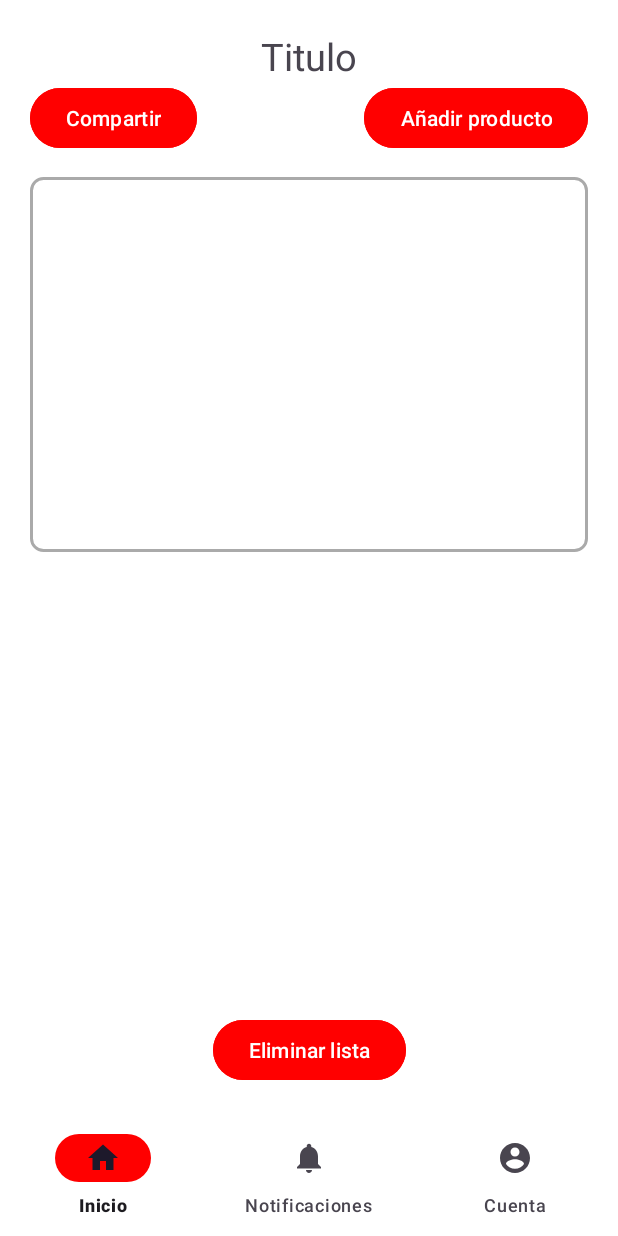
After one commit to AritzAyensa/Proyecto_DAM_Aritz_Ayensa, an Android app: the VistaListaFragment screen opened through its navigation route, on a phone screen of 412 x 824 dp. The commit adds this screen. Run offline under Robolectric (Android 15) with nearby library versions, the phone set to English and light mode, and no system bars; our stand-ins replace Firebase (no records; nobody signed in at launch, a user with empty details on screens opened directly), navigation-ui; 1 statement that could not run was skipped.

Commit message:
base para vista lista

```diff
--- /dev/null
+++ b/app/src/main/java/com/example/proyecto_dam_aritz_ayensa/activities/VistaListaFragment.kt
@@ -0,0 +1,121 @@
+package com.example.proyecto_dam_aritz_ayensa.activities
+
+import android.os.Bundle
+import android.util.Log
+import androidx.fragment.app.Fragment
+import android.view.LayoutInflater
+import android.view.View
+import android.view.ViewGroup
+import android.widget.Button
+import android.widget.EditText
+import android.widget.ImageButton
+import android.widget.PopupMenu
+import android.widget.TextView
+import androidx.lifecycle.lifecycleScope
+import com.example.proyecto_dam_aritz_ayensa.R
+import com.example.proyecto_dam_aritz_ayensa.databinding.FragmentCrearListaBinding
+import com.example.proyecto_dam_aritz_ayensa.databinding.FragmentVistaListaBinding
+import com.example.proyecto_dam_aritz_ayensa.model.dao.ListaDAO
+import com.example.proyecto_dam_aritz_ayensa.model.dao.UsuarioDAO
+import com.example.proyecto_dam_aritz_ayensa.model.entity.Lista
+import com.example.proyecto_dam_aritz_ayensa.model.service.ListaService
+import com.example.proyecto_dam_aritz_ayensa.model.service.UsuarioService
+import com.example.proyecto_dam_aritz_ayensa.utils.SessionManager
+import kotlinx.coroutines.launch
+
+
+class VistaListaFragment : Fragment() {
+
+    private var _binding: FragmentVistaListaBinding? = null
+    private val binding get() = _binding!!
+
+
+    lateinit var buttonAñadirProducto : Button
+    lateinit var buttonCompartirLista : Button
+    lateinit var buttonEliminarLista : Button
+
+
+    private lateinit var tvTituloLista: TextView
+    private lateinit var lista: Lista
+
+    private lateinit var idLista: String
+
+
+    private lateinit var listaService: ListaService
+    private lateinit var usuarioService: UsuarioService
+    private lateinit var sessionManager: SessionManager
+    override fun onCreateView(
+        inflater: LayoutInflater,
+        container: ViewGroup?,
+        savedInstanceState: Bundle?
+    ): View {
+        _binding = FragmentVistaListaBinding.inflate(inflater, container, false)
+
+        listaService = ListaService(ListaDAO())
+        usuarioService = UsuarioService(UsuarioDAO())
+        sessionManager = SessionManager(requireContext())
+
+        //Obtener el id de la lista
+        arguments?.let {
+            idLista = it.getString("idLista").toString()
+        }
+
+        tvTituloLista = binding.vistaListaTvTitulo
+
+        cargarLista()
+        cargarBotones()
+
+
+
+        return binding.root
+    }
+
+    private fun cargarBotones() {
+        buttonAñadirProducto = binding.btnAnadirProducto
+        if (buttonAñadirProducto != null) {
+            buttonAñadirProducto.setOnClickListener {
+                añadirProducto()
+            }
+        }
+
+        buttonCompartirLista = binding.btnCompartirLista
+        if (buttonCompartirLista != null) {
+            buttonCompartirLista.setOnClickListener {
+                compartirLista()
+            }
+        }
+
+        buttonEliminarLista = binding.btnEliminarLista
+        if (buttonEliminarLista != null) {
+            buttonEliminarLista.setOnClickListener {
+                eliminarLista()
+            }
+        }
+    }
+
+    private fun compartirLista() {
+
+    }
+    private fun eliminarLista() {
+
+    }
+
+    private fun añadirProducto() {
+
+    }
+
+    private fun cargarLista() {
+        lifecycleScope.launch {
+            lista = listaService.getListaById(idLista)!!
+            actualizarVista()
+        }
+    }
+
+    private fun actualizarVista() {
+        tvTituloLista.text = lista.titulo
+    }
+    override fun onDestroyView() {
+        super.onDestroyView()
+        _binding = null
+    }
+}
--- a/app/src/main/java/com/example/proyecto_dam_aritz_ayensa/activities/ui/dashboard/CuentaFragment.kt
+++ b/app/src/main/java/com/example/proyecto_dam_aritz_ayensa/activities/ui/cuenta/CuentaFragment.kt
@@ -1,4 +1,4 @@
-package com.example.proyecto_dam_aritz_ayensa.activities.ui.dashboard
+package com.example.proyecto_dam_aritz_ayensa.activities.ui.cuenta
 
 import android.content.Intent
 import android.os.Bundle
@@ -9,10 +9,7 @@ import android.view.ViewGroup
 import android.widget.Button
 import android.widget.ImageButton
 import android.widget.TextView
-import android.widget.Toast
 import androidx.fragment.app.Fragment
-import androidx.lifecycle.ViewModelProvider
-import com.example.proyecto_dam_aritz_ayensa.R
 import com.example.proyecto_dam_aritz_ayensa.activities.EditarPerfilActivity
 import com.example.proyecto_dam_aritz_ayensa.activities.LoginActivity
 import com.example.proyecto_dam_aritz_ayensa.databinding.FragmentCuentaBinding
--- a/app/src/main/java/com/example/proyecto_dam_aritz_ayensa/activities/ui/inicio/InicioFragment.kt
+++ b/app/src/main/java/com/example/proyecto_dam_aritz_ayensa/activities/ui/inicio/InicioFragment.kt
@@ -71,6 +71,13 @@ class InicioFragment : Fragment() {
     private fun abrirAñadirLista() {
         findNavController().navigate(R.id.action_inicioFragment_to_crearListaFragment)
     }
+
+    private fun abrirLista(idLista : String) {
+        val bundle = Bundle().apply {
+            putString("idLista", idLista)
+        }
+        findNavController().navigate(R.id.action_inicioFragment_to_vistaListaFragment, bundle)
+    }
     private fun cargarBotones() {
         buttonRecargarMisListas = binding.inicioBtnRecargarListas
         if (buttonRecargarMisListas != null) {
@@ -102,8 +109,7 @@ class InicioFragment : Fragment() {
             Log.i("Inicio", misListas.size.toString())
             Log.i("Numero listas", usuarioService.getMisListasSizeByIdUsuario(sessionManager.getUserId().toString()).toString())
             adapter = ListaAdapter(misListas) { lista ->
-                // Maneja clics en los elementos
-                Toast.makeText(context, "Clic en: ${lista.titulo}", Toast.LENGTH_SHORT).show()
+                abrirLista(lista.id)
             }
             recyclerViewMisListas.adapter = adapter
         }
@@ -118,8 +124,7 @@ class InicioFragment : Fragment() {
             Log.i("Inicio", listasCompartidas.size.toString())
             Log.i("Numero listas", usuarioService.getMisListasSizeByIdUsuario(sessionManager.getUserId().toString()).toString())
             adapter = ListaAdapter(listasCompartidas) { lista ->
-                // Maneja clics en los elementos
-                Toast.makeText(context, "Clic en: ${lista.titulo}", Toast.LENGTH_SHORT).show()
+                abrirLista(lista.id)
             }
 
             recyclerViewListasCompartidas.adapter = adapter
@@ -131,6 +136,5 @@ class InicioFragment : Fragment() {
         _binding = null
     }
 
-    fun recargarMisListas(view: View) {}
 
 }
--- a/app/src/main/java/com/example/proyecto_dam_aritz_ayensa/adapters/ListaAdapter.kt
+++ b/app/src/main/java/com/example/proyecto_dam_aritz_ayensa/adapters/ListaAdapter.kt
@@ -13,7 +13,7 @@ import com.example.proyecto_dam_aritz_ayensa.model.entity.Lista
 class ListaAdapter(
     private val listas: List<Lista>,
     private val onItemClick: (Lista) -> Unit
-) : RecyclerView.Adapter<RecyclerView.ViewHolder>() { // <-- Cambia a ViewHolder genérico
+) : RecyclerView.Adapter<RecyclerView.ViewHolder>() {
 
     // Constantes para tipos de vista
     private companion object {
--- a/app/src/main/java/com/example/proyecto_dam_aritz_ayensa/model/dao/ListaDAO.kt
+++ b/app/src/main/java/com/example/proyecto_dam_aritz_ayensa/model/dao/ListaDAO.kt
@@ -66,6 +66,30 @@ class ListaDAO {
         }
 
         return listas
+    }
+
+    suspend fun getListaById(idLista: String): Lista? {
+        if (idLista.isBlank()) return null
+
+        return try {
+            val document = listasCollection.document(idLista).get().await()
+
+            if (document.exists()) {
+                Lista(
+                    id = document.getString("id") ?: "",
+                    titulo = document.getString("titulo") ?: "", // Corregido de "nombre" a "titulo"
+                    descripcion = document.getString("descripcion") ?: "",
+                    color = document.getString("color") ?: "#FFFFFF",
+                    idCreador = document.getString("idCreador") ?: "",
+                    idsUsuariosCompartidos = document.get("idsUsuariosCompartidos") as? List<String> ?: emptyList()
+                )
+            } else {
+                null
+            }
+        } catch (e: Exception) {
+            Log.e("Firestore", "Error getting lista", e)
+            null
+        }
     }
 
     /**
--- a/app/src/main/java/com/example/proyecto_dam_aritz_ayensa/model/entity/Lista.kt
+++ b/app/src/main/java/com/example/proyecto_dam_aritz_ayensa/model/entity/Lista.kt
@@ -6,5 +6,5 @@ data class Lista (
     var descripcion: String = "",
     var color: String = "",
     var idCreador: String = "",
-    var idsUsuariosCompartidos: Array<String> = emptyArray<String>()
+    var idsUsuariosCompartidos: List<String> = emptyList()
 )
--- a/app/src/main/java/com/example/proyecto_dam_aritz_ayensa/model/service/ListaService.kt
+++ b/app/src/main/java/com/example/proyecto_dam_aritz_ayensa/model/service/ListaService.kt
@@ -25,6 +25,10 @@ class ListaService(private val listaDAO: ListaDAO) {
      */
     suspend fun saveLista(lista: Lista):String {
         return listaDAO.saveLista(lista)
+    }
+
+    suspend fun getListaById(idLista: String) : Lista? {
+        return listaDAO.getListaById(idLista)
     }
 
     suspend fun getMisListasByUsuarioId(idListas: List<String>):List<Lista> {
--- a/app/src/main/res/layout/fragment_cuenta.xml
+++ b/app/src/main/res/layout/fragment_cuenta.xml
@@ -4,7 +4,7 @@
     xmlns:tools="http://schemas.android.com/tools"
     android:layout_width="match_parent"
     android:layout_height="match_parent"
-    tools:context=".activities.ui.dashboard.CuentaFragment">
+    tools:context=".activities.ui.cuenta.CuentaFragment">
 
     <!-- Imagen de perfil -->
     <TextView
--- /dev/null
+++ b/app/src/main/res/layout/fragment_vista_lista.xml
@@ -0,0 +1,78 @@
+<?xml version="1.0" encoding="utf-8"?>
+<FrameLayout xmlns:android="http://schemas.android.com/apk/res/android"
+    xmlns:tools="http://schemas.android.com/tools"
+    android:layout_width="match_parent"
+    android:layout_height="match_parent"
+    xmlns:app="http://schemas.android.com/apk/res-auto"
+    tools:context=".activities.VistaListaFragment">
+    <androidx.constraintlayout.widget.ConstraintLayout
+        android:id="@+id/vista_lista_cl"
+        android:layout_width="match_parent"
+        android:layout_height="match_parent"
+        android:paddingBottom="100sp"
+        android:paddingEnd="20sp"
+        android:paddingStart="20sp"
+        android:paddingTop="20sp"
+        >
+        <TextView
+            android:id="@+id/vista_lista_tv_titulo"
+            android:layout_width="match_parent"
+            android:layout_height="wrap_content"
+            android:text="@string/vista_lista_tv_titulo"
+            android:textAlignment="center"
+            android:textSize="25sp"
+
+            app:layout_constraintStart_toStartOf="parent"
+            app:layout_constraintEnd_toEndOf="parent"
+
+            tools:ignore="MissingConstraints" />
+        <androidx.constraintlayout.widget.ConstraintLayout
+            android:id="@+id/vista_lista_cc_botones"
+            android:layout_width="match_parent"
+            android:layout_height="wrap_content"
+            app:layout_constraintTop_toBottomOf="@id/vista_lista_tv_titulo"
+
+            tools:ignore="MissingConstraints"
+            >
+            <Button
+                android:id="@+id/btnCompartirLista"
+                android:layout_width="50pt"
+                android:layout_height="wrap_content"
+                android:text="@string/vista_lista_btn_compartir_lista"
+                style="@style/ButtonAccept"
+                app:layout_constraintStart_toStartOf="parent"
+                />
+            <Button
+                android:id="@+id/btnAnadirProducto"
+                android:layout_width="wrap_content"
+                android:layout_height="wrap_content"
+                android:text="@string/vista_lista_btn_añadirProducto"
+                app:layout_constraintEnd_toEndOf="parent"
+                style="@style/ButtonAccept"
+                />
+        </androidx.constraintlayout.widget.ConstraintLayout>
+
+        <androidx.recyclerview.widget.RecyclerView
+            android:id="@+id/recycler_productos"
+            android:layout_width="match_parent"
+            android:layout_height="250sp"
+            android:layout_marginTop="15dp"
+            android:background="@drawable/edittext_border"
+            app:layout_constraintEnd_toEndOf="parent"
+            app:flow_maxElementsWrap="4"
+            app:layout_constraintTop_toBottomOf="@id/vista_lista_cc_botones"/>
+
+
+        <Button
+            android:id="@+id/btnEliminarLista"
+            android:layout_width="wrap_content"
+            android:layout_height="wrap_content"
+            android:text="@string/vista_lista_btn_eliminar_lista"
+            app:layout_constraintBottom_toBottomOf="parent"
+            app:layout_constraintStart_toStartOf="parent"
+            app:layout_constraintEnd_toEndOf="parent"
+            style="@style/ButtonAccept"
+            />
+
+    </androidx.constraintlayout.widget.ConstraintLayout>
+</FrameLayout>
--- a/app/src/main/res/navigation/mobile_navigation.xml
+++ b/app/src/main/res/navigation/mobile_navigation.xml
@@ -14,6 +14,9 @@
         <action
             android:id="@+id/action_inicioFragment_to_crearListaFragment"
             app:destination="@id/navigation_crear_lista" />
+        <action
+            android:id="@+id/action_inicioFragment_to_vistaListaFragment"
+            app:destination="@id/navigation_vista_lista" />
     </fragment>
     <fragment
         android:id="@+id/navigation_notifications"
@@ -22,7 +25,7 @@
         tools:layout="@layout/fragment_notifications" />
     <fragment
         android:id="@+id/navigation_cuenta"
-        android:name="com.example.proyecto_dam_aritz_ayensa.activities.ui.dashboard.CuentaFragment"
+        android:name="com.example.proyecto_dam_aritz_ayensa.activities.ui.cuenta.CuentaFragment"
         android:label="@string/title_cuenta"
         tools:layout="@layout/fragment_cuenta" />
 
@@ -40,5 +43,19 @@
 
     </fragment>
 
+    <fragment
+        android:id="@+id/navigation_vista_lista"
+        android:name="com.example.proyecto_dam_aritz_ayensa.activities.VistaListaFragment"
+        android:label="@string/title_vista_lista"
+        tools:layout="@layout/fragment_vista_lista"
+        >
+        <action
+            android:id="@+id/action_vista_listaFragment_to_inicioFragment"
+            app:destination="@id/navigation_inicio"
+            app:popUpTo="@id/navigation_inicio"
+            app:popUpToInclusive="false" />
+
+    </fragment>
+
 
 </navigation>
--- a/app/src/main/res/values/strings.xml
+++ b/app/src/main/res/values/strings.xml
@@ -64,6 +64,11 @@
     <string name="menuColor_it_colorAmarillo">Amarillo</string>
     <string name="menuColor_it_colorNaranja">Naranja</string>
     <string name="item_vacio_tv_texto_ejemplo">Texto ejemplo</string>
+    <string name="title_vista_lista">VistaLista</string>
+    <string name="vista_lista_tv_titulo">Titulo</string>
+    <string name="vista_lista_btn_compartir_lista">Compartir</string>
+    <string name="vista_lista_btn_añadirProducto">Añadir producto</string>
+    <string name="vista_lista_btn_eliminar_lista">Eliminar lista</string>
 
 
 </resources>
```
